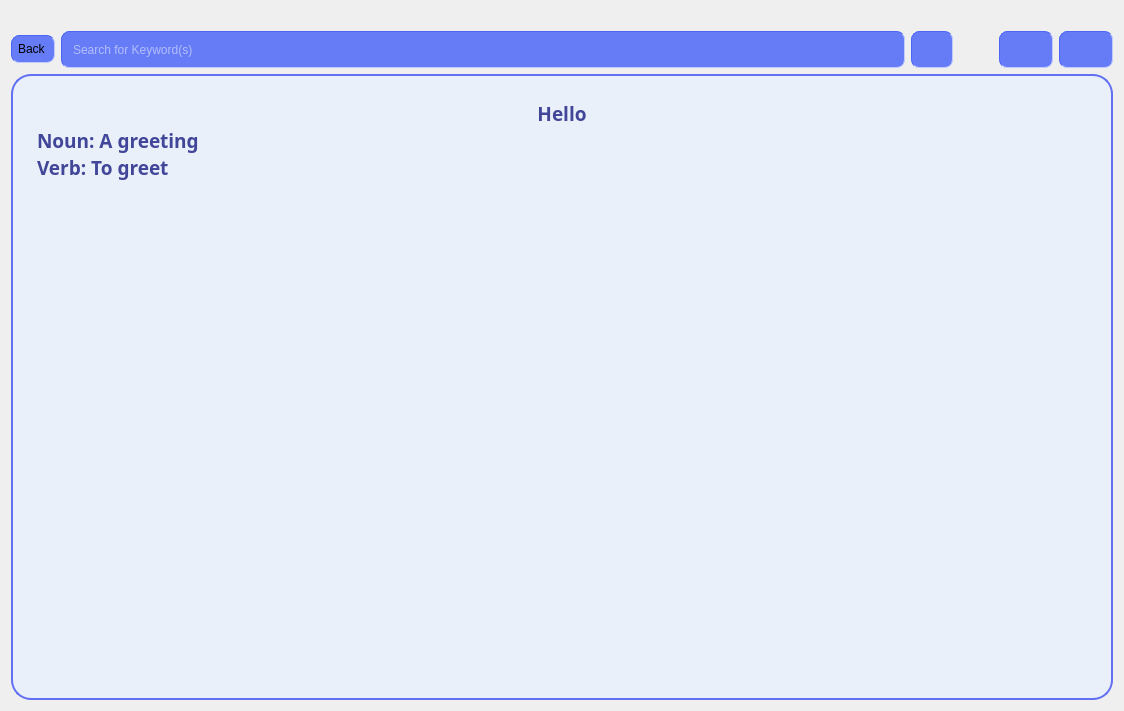
Qt form searchfordef.ui (OHonSam/CS163_Group2_Dictionary) before a commit.
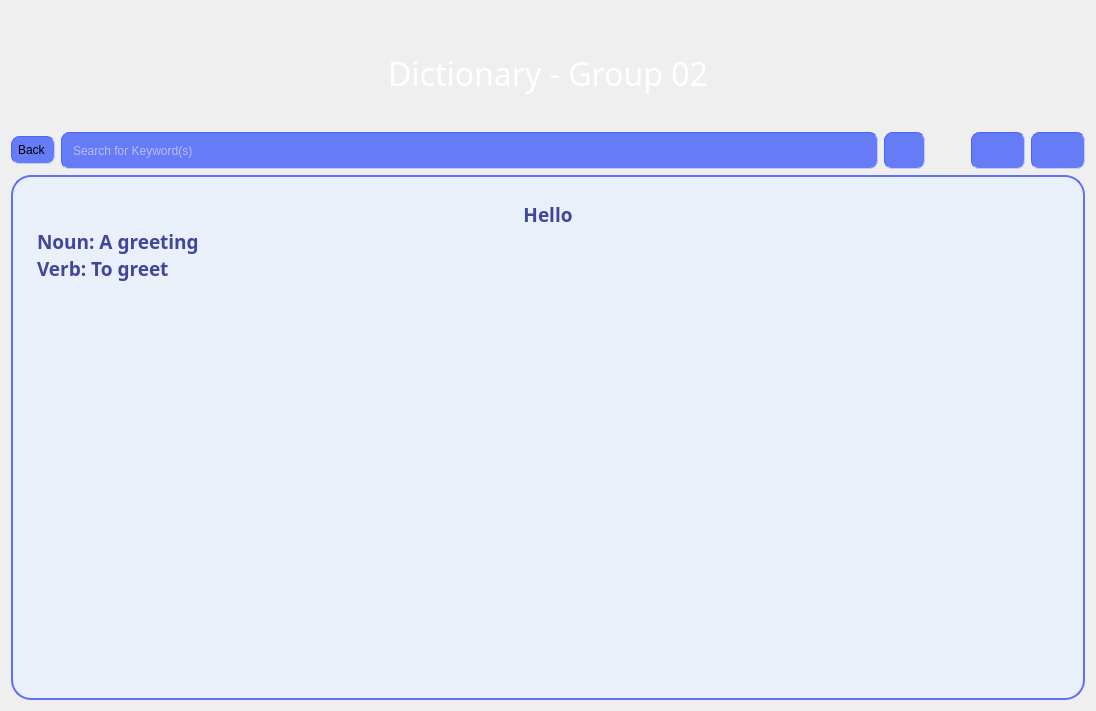
The same form after that commit. Icons and pictures are not drawn.

Patch:
```diff
--- a/searchfordef.ui
+++ b/searchfordef.ui
@@ -6,7 +6,7 @@
    <rect>
     <x>0</x>
     <y>0</y>
-    <width>1124</width>
+    <width>1096</width>
     <height>711</height>
    </rect>
   </property>
@@ -16,24 +16,38 @@
   <layout class="QFormLayout" name="formLayout">
    <item row="0" column="0" colspan="2">
     <layout class="QVBoxLayout" name="verticalLayout_2">
+     <property name="topMargin">
+      <number>10</number>
+     </property>
+     <item>
+      <widget class="QPushButton" name="pushButton">
+       <property name="font">
+        <font>
+         <family>Audiowide</family>
+         <pointsize>24</pointsize>
+         <italic>false</italic>
+         <bold>false</bold>
+         <kerning>true</kerning>
+        </font>
+       </property>
+       <property name="styleSheet">
+        <string notr="true">padding: 30px;
+border-radius: 20px;
+  min-height: 20px;
+  min-width: 20px;
+background-image: url(:/background/images/bg/intro bg.png);
+font: 24pt &quot;Audiowide&quot;;
+color:white;</string>
+       </property>
+       <property name="text">
+        <string>Dictionary - Group 02</string>
+       </property>
+      </widget>
+     </item>
      <item>
       <layout class="QVBoxLayout" name="verticalLayout">
        <item>
-        <layout class="QHBoxLayout" name="horizontalLayout_5">
-         <item>
-          <spacer name="horizontalSpacer_3">
-           <property name="orientation">
-            <enum>Qt::Horizontal</enum>
-           </property>
-           <property name="sizeHint" stdset="0">
-            <size>
-             <width>40</width>
-             <height>20</height>
-            </size>
-           </property>
-          </spacer>
-         </item>
-        </layout>
+        <layout class="QHBoxLayout" name="horizontalLayout_5"/>
        </item>
        <item>
         <layout class="QHBoxLayout" name="horizontalLayout_3">
```
